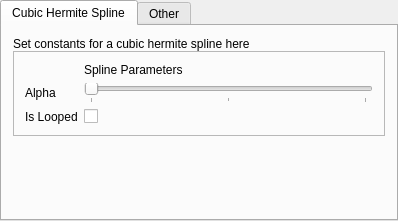
Above: demo/settingswidget.ui from ejmahler/SplineLibrary before the change. Below: the same form after it.
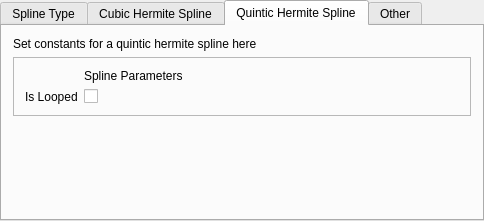
That is the form after the change. The open tabs and pages were chosen to show the change.

Commit message: added support for a quintic variant of catmull-rom splines

```diff
--- a/demo/settingswidget.ui
+++ b/demo/settingswidget.ui
@@ -6,7 +6,7 @@
    <rect>
     <x>0</x>
     <y>0</y>
-    <width>398</width>
+    <width>484</width>
     <height>221</height>
    </rect>
   </property>
@@ -31,6 +31,54 @@
      <property name="currentIndex">
       <number>0</number>
      </property>
+     <widget class="QWidget" name="tab">
+      <attribute name="title">
+       <string>Spline Type</string>
+      </attribute>
+      <layout class="QVBoxLayout" name="verticalLayout_4">
+       <item>
+        <widget class="QLabel" name="label_6">
+         <property name="text">
+          <string>Choose which type of spline to use</string>
+         </property>
+        </widget>
+       </item>
+       <item>
+        <layout class="QHBoxLayout" name="horizontalLayout_6">
+         <item>
+          <widget class="QComboBox" name="main_splineType">
+           <property name="frame">
+            <bool>true</bool>
+           </property>
+           <item>
+            <property name="text">
+             <string>Cubic Catmull-Rom Spline</string>
+            </property>
+           </item>
+           <item>
+            <property name="text">
+             <string>Quintic Catmull-Rom Spline</string>
+            </property>
+           </item>
+          </widget>
+         </item>
+        </layout>
+       </item>
+       <item>
+        <spacer name="verticalSpacer_4">
+         <property name="orientation">
+          <enum>Qt::Vertical</enum>
+         </property>
+         <property name="sizeHint" stdset="0">
+          <size>
+           <width>20</width>
+           <height>40</height>
+          </size>
+         </property>
+        </spacer>
+       </item>
+      </layout>
+     </widget>
      <widget class="QWidget" name="layout_tab">
       <attribute name="title">
        <string>Cubic Hermite Spline</string>
@@ -150,6 +198,93 @@
        </item>
       </layout>
      </widget>
+     <widget class="QWidget" name="tab_2">
+      <attribute name="title">
+       <string>Quintic Hermite Spline</string>
+      </attribute>
+      <layout class="QVBoxLayout" name="verticalLayout_3">
+       <item>
+        <widget class="QLabel" name="label_16">
+         <property name="text">
+          <string>Set constants for a quintic hermite spline here</string>
+         </property>
+        </widget>
+       </item>
+       <item>
+        <widget class="QWidget" name="widget_3" native="true">
+         <property name="sizePolicy">
+          <sizepolicy hsizetype="Preferred" vsizetype="Maximum">
+           <horstretch>0</horstretch>
+           <verstretch>0</verstretch>
+          </sizepolicy>
+         </property>
+         <layout class="QHBoxLayout" name="horizontalLayout_4">
+          <property name="leftMargin">
+           <number>0</number>
+          </property>
+          <property name="topMargin">
+           <number>0</number>
+          </property>
+          <property name="rightMargin">
+           <number>0</number>
+          </property>
+          <property name="bottomMargin">
+           <number>0</number>
+          </property>
+          <item>
+           <widget class="QFrame" name="frame_2">
+            <property name="frameShape">
+             <enum>QFrame::StyledPanel</enum>
+            </property>
+            <property name="frameShadow">
+             <enum>QFrame::Raised</enum>
+            </property>
+            <layout class="QFormLayout" name="formLayout_2">
+             <property name="fieldGrowthPolicy">
+              <enum>QFormLayout::AllNonFixedFieldsGrow</enum>
+             </property>
+             <item row="0" column="1">
+              <widget class="QLabel" name="label_5">
+               <property name="text">
+                <string>Spline Parameters</string>
+               </property>
+              </widget>
+             </item>
+             <item row="1" column="0">
+              <widget class="QLabel" name="label_7">
+               <property name="text">
+                <string>Is Looped</string>
+               </property>
+              </widget>
+             </item>
+             <item row="1" column="1">
+              <widget class="QCheckBox" name="quinticHermite_isLoop">
+               <property name="text">
+                <string/>
+               </property>
+              </widget>
+             </item>
+            </layout>
+           </widget>
+          </item>
+         </layout>
+        </widget>
+       </item>
+       <item>
+        <spacer name="verticalSpacer_3">
+         <property name="orientation">
+          <enum>Qt::Vertical</enum>
+         </property>
+         <property name="sizeHint" stdset="0">
+          <size>
+           <width>20</width>
+           <height>88</height>
+          </size>
+         </property>
+        </spacer>
+       </item>
+      </layout>
+     </widget>
      <widget class="QWidget" name="performance_tab">
       <attribute name="title">
        <string>Other</string>
```
The commit also changes 10 other files.
